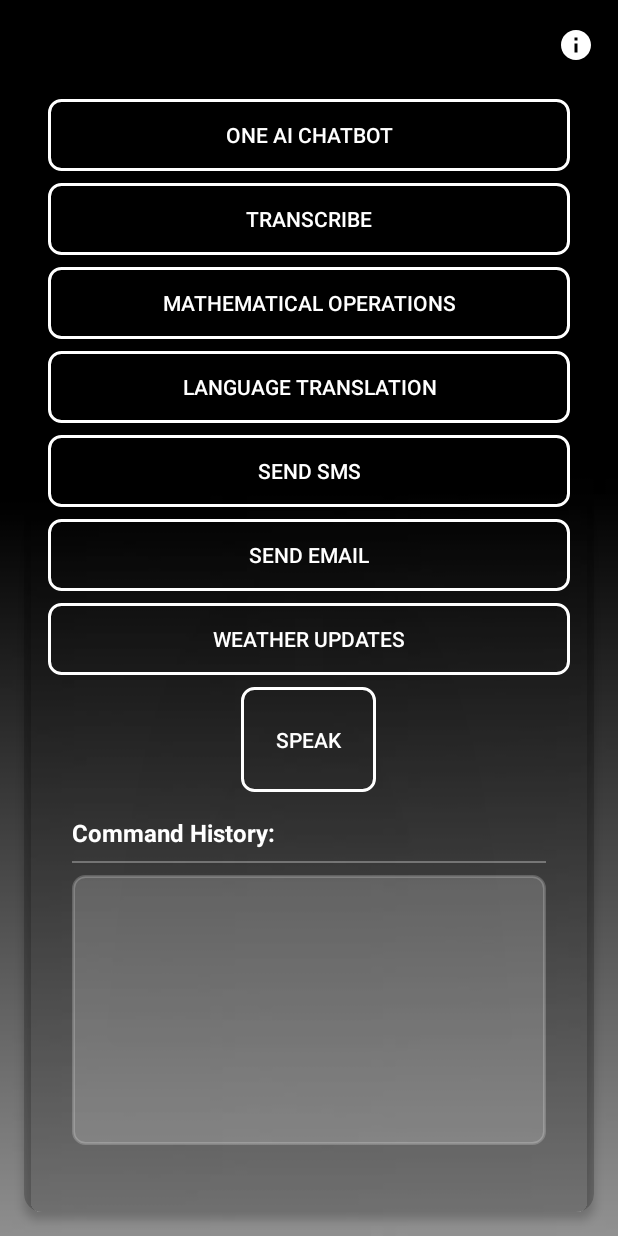
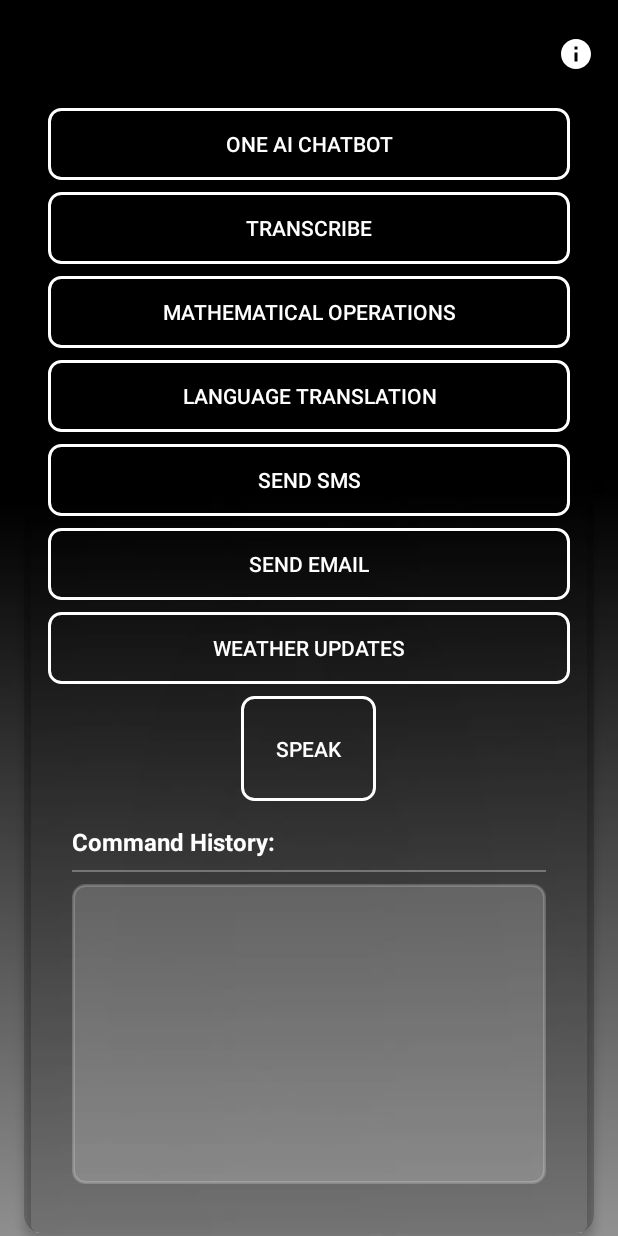
Before and after one commit to Rosh-Dav/AI-Assistant, an Android app: the screen it shows after launch (MainActivity), on a phone screen of 412 x 824 dp. Run offline under Robolectric (Android 15) with nearby library versions, the light colour scheme and no system bars.

Commit message:
Initial Commit

```diff
--- a/app/src/main/AndroidManifest.xml
+++ b/app/src/main/AndroidManifest.xml
@@ -9,9 +9,9 @@
     <uses-permission android:name="android.permission.READ_SMS" />
     <uses-permission android:name="android.permission.INTERNET" />
     <uses-permission android:name="android.permission.ACCESS_NETWORK_STATE" />
-    <uses-permission android:name="android.permission.ACCESS_WIFI_STATE" /> <!-- Location Permissions -->
+    <uses-permission android:name="android.permission.ACCESS_WIFI_STATE" />
     <uses-permission android:name="android.permission.ACCESS_FINE_LOCATION" />
-    <uses-permission android:name="android.permission.ACCESS_COARSE_LOCATION" /> <!-- Optional Telephony Feature -->
+    <uses-permission android:name="android.permission.ACCESS_COARSE_LOCATION" />
     <uses-feature
         android:name="android.hardware.telephony"
         android:required="false" />
--- a/app/src/main/java/com/example/oneai/ChatBot.java
+++ b/app/src/main/java/com/example/oneai/ChatBot.java
@@ -57,8 +57,7 @@ public class ChatBot extends AppCompatActivity {
         loadingProgressBar = findViewById(R.id.loadingProgressBar);
         headerText = findViewById(R.id.headerText);
 
-        // Setup RecyclerView with adapter
-        chatAdapter = new ChatAdapter(markwon); // Pass Markwon to the adapter
+        chatAdapter = new ChatAdapter(markwon);
         chatRecyclerView.setLayoutManager(new LinearLayoutManager(this));
         chatRecyclerView.setAdapter(chatAdapter);
 
--- a/app/src/main/java/com/example/oneai/MainActivity.java
+++ b/app/src/main/java/com/example/oneai/MainActivity.java
@@ -6,13 +6,17 @@ import android.content.pm.PackageManager;
 import android.media.MediaPlayer;
 import android.net.Uri;
 import android.os.Bundle;
+import android.Manifest;
 import android.os.Environment;
 import android.provider.MediaStore;
 import android.speech.RecognizerIntent;
 import android.widget.TextView;
 import android.widget.Toast;
+
 import androidx.annotation.Nullable;
 import androidx.appcompat.app.AppCompatActivity;
+import androidx.core.app.ActivityCompat;
+import androidx.core.content.ContextCompat;
 
 import java.io.File;
 import java.io.FileWriter;
@@ -23,11 +27,12 @@ import java.util.Date;
 import java.util.List;
 import java.util.Locale;
 
+
 public class MainActivity extends AppCompatActivity {
 
     private static final int REQUEST_CODE_SPEECH_INPUT = 1;
     private static final int REQUEST_CODE_NOTE_CONTENT = 2;
-    private static final int REQUEST_STORAGE_PERMISSION = 3;
+    private static final int PERMISSION_REQUEST_CODE = 100;
 
     private String pendingNoteTimestamp;
     private TextView commandHistory;
@@ -44,6 +49,35 @@ public class MainActivity extends AppCompatActivity {
         mediaPlayer = new MediaPlayer();
 
         initializeButtons();
+        requestPermissions();
+    }
+
+    private void requestPermissions() {
+        String[] permissions = new String[] {
+                Manifest.permission.ACCESS_FINE_LOCATION,
+                Manifest.permission.ACCESS_COARSE_LOCATION,
+                Manifest.permission.SEND_SMS,
+                Manifest.permission.RECEIVE_SMS,
+                Manifest.permission.READ_PHONE_STATE,
+                Manifest.permission.INTERNET,
+                Manifest.permission.ACCESS_NETWORK_STATE,
+                Manifest.permission.ACCESS_WIFI_STATE,
+                Manifest.permission.CALL_PHONE,
+                Manifest.permission.RECORD_AUDIO,
+        };
+
+        List<String> permissionsToRequest = new ArrayList<>();
+        for (String permission : permissions) {
+            if (ContextCompat.checkSelfPermission(this, permission) != PackageManager.PERMISSION_GRANTED) {
+                permissionsToRequest.add(permission);
+            }
+        }
+
+        if (!permissionsToRequest.isEmpty()) {
+            ActivityCompat.requestPermissions(this,
+                    permissionsToRequest.toArray(new String[0]),
+                    PERMISSION_REQUEST_CODE);
+        }
     }
 
     private void initializeButtons() {
--- a/app/src/main/res/layout/activity_main.xml
+++ b/app/src/main/res/layout/activity_main.xml
@@ -8,12 +8,11 @@
     android:background="@drawable/back"
     tools:context=".MainActivity">
 
-    <!-- Header with About Button -->
     <ImageButton
         android:id="@+id/imgViewOneAI"
         android:layout_width="wrap_content"
         android:layout_height="wrap_content"
-        android:layout_marginTop="10dp"
+        android:layout_marginTop="16dp"
         android:src="@drawable/baseline_info_24"
         android:background="?attr/selectableItemBackgroundBorderless"
         android:layout_marginEnd="16dp"
@@ -21,13 +20,12 @@
         app:layout_constraintEnd_toEndOf="parent"
         app:layout_constraintTop_toTopOf="parent" />
 
-    <!-- Main Content CardView -->
     <androidx.cardview.widget.CardView
         android:layout_width="0dp"
         android:layout_height="0dp"
         android:layout_marginStart="16dp"
         android:layout_marginEnd="16dp"
-        android:layout_marginBottom="16dp"
+        android:layout_marginBottom="2dp"
         app:cardBackgroundColor="#33000000"
         app:cardCornerRadius="12dp"
         app:cardElevation="4dp"
@@ -42,7 +40,6 @@
             android:orientation="vertical"
             android:padding="16dp">
 
-            <!-- AI Chatbot Button -->
             <androidx.appcompat.widget.AppCompatButton
                 android:id="@+id/news_button"
                 android:layout_width="match_parent"
@@ -53,7 +50,6 @@
                 android:text="One AI ChatBot"
                 android:textColor="#FFFFFF" />
 
-            <!-- Transcribe Button -->
             <androidx.appcompat.widget.AppCompatButton
                 android:id="@+id/tts_button"
                 android:layout_width="match_parent"
@@ -64,7 +60,6 @@
                 android:text="Transcribe"
                 android:textColor="#FFFFFF" />
 
-            <!-- Mathematical Operations Button -->
             <androidx.appcompat.widget.AppCompatButton
                 android:id="@+id/math_calculation_button"
                 android:layout_width="match_parent"
@@ -75,7 +70,6 @@
                 android:text="Mathematical Operations"
                 android:textColor="#FFFFFF" />
 
-            <!-- Language Translation Button -->
             <androidx.appcompat.widget.AppCompatButton
                 android:id="@+id/language_translation_button"
                 android:layout_width="match_parent"
@@ -86,7 +80,6 @@
                 android:text="Language Translation"
                 android:textColor="#FFFFFF" />
 
-            <!-- Send SMS Button -->
             <androidx.appcompat.widget.AppCompatButton
                 android:id="@+id/send_sms_button"
                 android:layout_width="match_parent"
@@ -97,7 +90,6 @@
                 android:text="Send SMS"
                 android:textColor="#FFFFFF" />
 
-            <!-- Send Email Button -->
             <androidx.appcompat.widget.AppCompatButton
                 android:id="@+id/send_email_button"
                 android:layout_width="match_parent"
@@ -108,7 +100,6 @@
                 android:text="Send Email"
                 android:textColor="#FFFFFF" />
 
-            <!-- Weather Updates Button -->
             <androidx.appcompat.widget.AppCompatButton
                 android:id="@+id/weather_update_button"
                 android:layout_width="match_parent"
@@ -119,14 +110,12 @@
                 android:text="Weather Updates"
                 android:textColor="#FFFFFF" />
 
-            <!-- Voice Command Section -->
             <LinearLayout
                 android:layout_width="match_parent"
                 android:layout_height="wrap_content"
                 android:gravity="center"
                 android:orientation="vertical">
 
-                <!-- Voice Command Button -->
                 <androidx.appcompat.widget.AppCompatButton
                     android:id="@+id/voice_command_button"
                     android:layout_width="90dp"
@@ -138,7 +127,6 @@
 
             </LinearLayout>
 
-            <!-- Command History Section -->
             <LinearLayout
                 android:layout_width="match_parent"
                 android:layout_height="wrap_content"
@@ -163,7 +151,7 @@
 
                 <ScrollView
                     android:layout_width="match_parent"
-                    android:layout_height="180dp"
+                    android:layout_height="200dp"
                     android:backgroundTint="#33FFFFFF"
                     android:background="@drawable/border">
 
@@ -171,10 +159,14 @@
                         android:id="@+id/commandHistory"
                         android:layout_width="match_parent"
                         android:layout_height="wrap_content"
+                        android:textIsSelectable="true"
                         android:padding="8dp"
                         android:textColor="#FFFFFF"
                         android:textSize="14sp" />
                 </ScrollView>
+
+                <!-- Add this TextView for stopping music -->
+
             </LinearLayout>
         </LinearLayout>
     </androidx.cardview.widget.CardView>
--- a/app/src/main/res/layout/activity_math_calculation.xml
+++ b/app/src/main/res/layout/activity_math_calculation.xml
@@ -116,6 +116,7 @@
         <TextView
             android:id="@+id/documentationText"
             android:layout_width="match_parent"
+            android:textIsSelectable="true"
             android:layout_height="wrap_content"
             android:textColor="@color/white"/>
 
--- a/app/src/main/res/layout/activity_weather_update.xml
+++ b/app/src/main/res/layout/activity_weather_update.xml
@@ -150,6 +150,7 @@
                 android:layout_width="match_parent"
                 android:layout_height="wrap_content"
                 android:fontFamily="monospace"
+                android:textIsSelectable="true"
                 android:text="Weather details will appear here:"
                 android:textSize="16sp"
                 android:textColor="@android:color/white"
--- a/app/src/main/res/layout/ai_message_item.xml
+++ b/app/src/main/res/layout/ai_message_item.xml
@@ -12,6 +12,7 @@
         android:background="@drawable/ai_message_background"
         android:maxWidth="280dp"
         android:padding="12dp"
+        android:textIsSelectable="true"
         android:textColor="@android:color/white"
         android:textSize="16sp"
         app:layout_constraintStart_toStartOf="parent"
--- a/app/src/main/res/layout/user_message_item.xml
+++ b/app/src/main/res/layout/user_message_item.xml
@@ -10,6 +10,7 @@
         android:layout_width="wrap_content"
         android:layout_height="wrap_content"
         android:background="@drawable/user_message_background"
+        android:textIsSelectable="true"
         android:maxWidth="280dp"
         android:padding="12dp"
         android:textColor="@android:color/white"
```
Also changed, not shown: app/src/main/java/com/example/oneai/AboutAI.java (+2 -11 lines), app/src/main/res/layout/activity_chat_bot.xml (+9 -10 lines).
